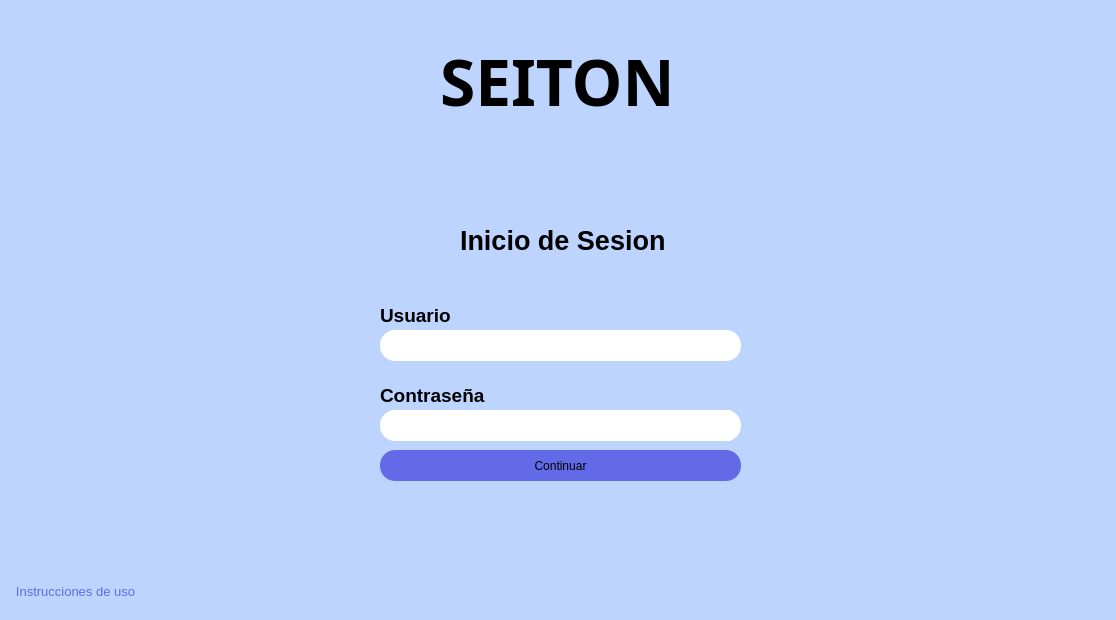
Old version of the form main.ui in the repository GabrieLombardi/Seiton.
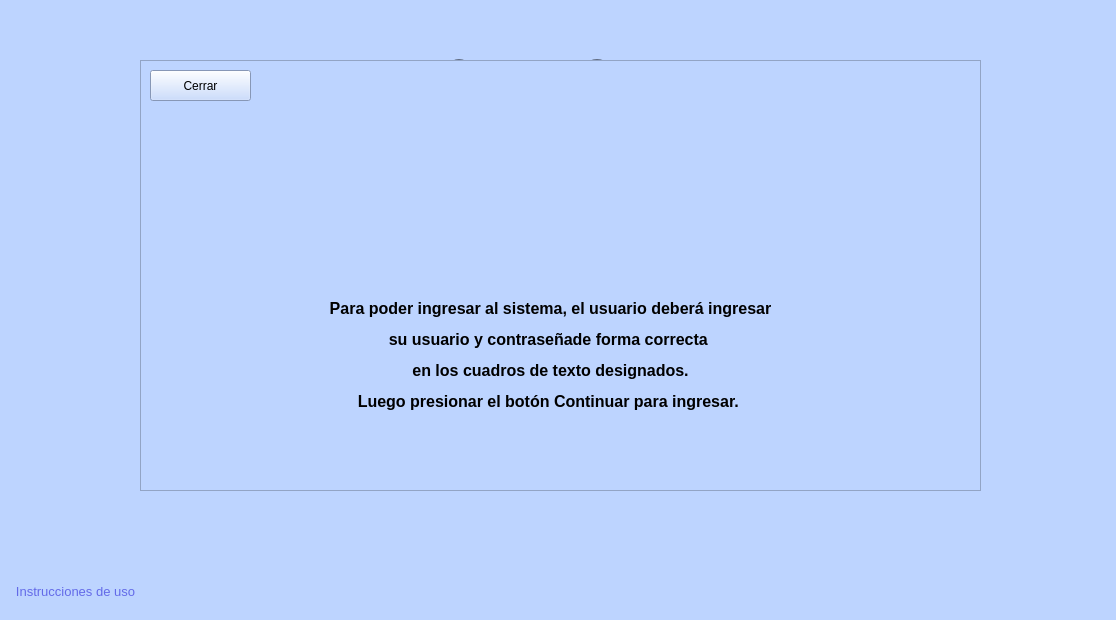
New version of the form. Icons and pictures are not drawn.

Commit message: Instrucciones en el login agregadas

What changed in the file:
```diff
--- a/main.ui
+++ b/main.ui
@@ -204,6 +204,64 @@
     <bool>true</bool>
    </property>
   </widget>
+  <widget class="QFrame" name="frame">
+   <property name="geometry">
+    <rect>
+     <x>140</x>
+     <y>60</y>
+     <width>841</width>
+     <height>431</height>
+    </rect>
+   </property>
+   <property name="frameShape">
+    <enum>QFrame::StyledPanel</enum>
+   </property>
+   <property name="frameShadow">
+    <enum>QFrame::Raised</enum>
+   </property>
+   <widget class="QPushButton" name="pushButton_cerrar_instrucciones">
+    <property name="geometry">
+     <rect>
+      <x>10</x>
+      <y>10</y>
+      <width>101</width>
+      <height>31</height>
+     </rect>
+    </property>
+    <property name="text">
+     <string>Cerrar</string>
+    </property>
+   </widget>
+   <widget class="QLabel" name="label_5">
+    <property name="geometry">
+     <rect>
+      <x>230</x>
+      <y>20</y>
+      <width>391</width>
+      <height>191</height>
+     </rect>
+    </property>
+    <property name="text">
+     <string/>
+    </property>
+    <property name="pixmap">
+     <pixmap>system/login/instruccionesLogin.png</pixmap>
+    </property>
+   </widget>
+   <widget class="QLabel" name="label_6">
+    <property name="geometry">
+     <rect>
+      <x>120</x>
+      <y>210</y>
+      <width>581</width>
+      <height>171</height>
+     </rect>
+    </property>
+    <property name="text">
+     <string>&lt;html&gt;&lt;head/&gt;&lt;body&gt;&lt;p align=&quot;center&quot;&gt;&lt;span style=&quot; font-size:12pt; font-weight:600;&quot;&gt;Para poder ingresar al sistema, el usuario deberá ingresar&lt;/span&gt;&lt;/p&gt;&lt;p align=&quot;center&quot;&gt;&lt;span style=&quot; font-size:12pt; font-weight:600;&quot;&gt;su usuario y contraseñade forma correcta &lt;/span&gt;&lt;/p&gt;&lt;p align=&quot;center&quot;&gt;&lt;span style=&quot; font-size:12pt; font-weight:600;&quot;&gt;en los cuadros de texto designados.&lt;/span&gt;&lt;/p&gt;&lt;p align=&quot;center&quot;&gt;&lt;span style=&quot; font-size:12pt; font-weight:600;&quot;&gt;Luego presionar el botón Continuar para ingresar. &lt;/span&gt;&lt;/p&gt;&lt;/body&gt;&lt;/html&gt;</string>
+    </property>
+   </widget>
+  </widget>
  </widget>
  <resources/>
  <connections/>
```
The commit also changes 2 other files.
